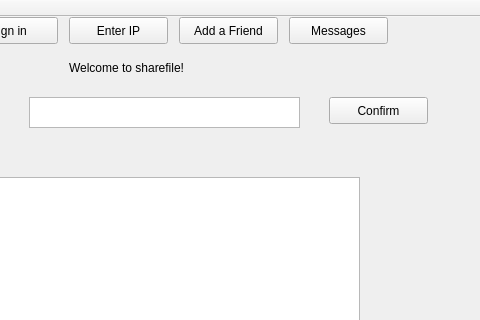
Before: the Qt Designer form sharefileclient/mainwindow.ui in taragu/sharefile, drawn with Qt 5; both pictures show x 161 to 641 and y 0 to 320 of the 641 by 648 pixel window.
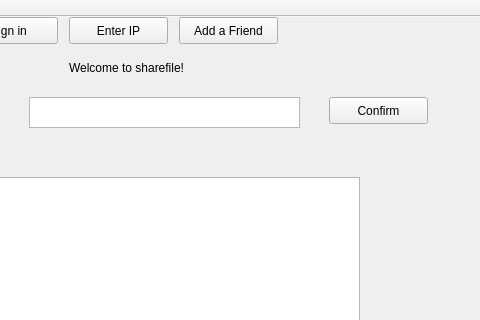
After: the same form once the commit is applied.

Diff of the .ui file:
```diff
--- a/sharefileclient/mainwindow.ui
+++ b/sharefileclient/mainwindow.ui
@@ -161,19 +161,6 @@
      <string>Add a Friend</string>
     </property>
    </widget>
-   <widget class="QPushButton" name="pushButton_2">
-    <property name="geometry">
-     <rect>
-      <x>450</x>
-      <y>0</y>
-      <width>99</width>
-      <height>27</height>
-     </rect>
-    </property>
-    <property name="text">
-     <string>Messages</string>
-    </property>
-   </widget>
    <widget class="QPushButton" name="pushButton_3">
     <property name="geometry">
      <rect>
```
